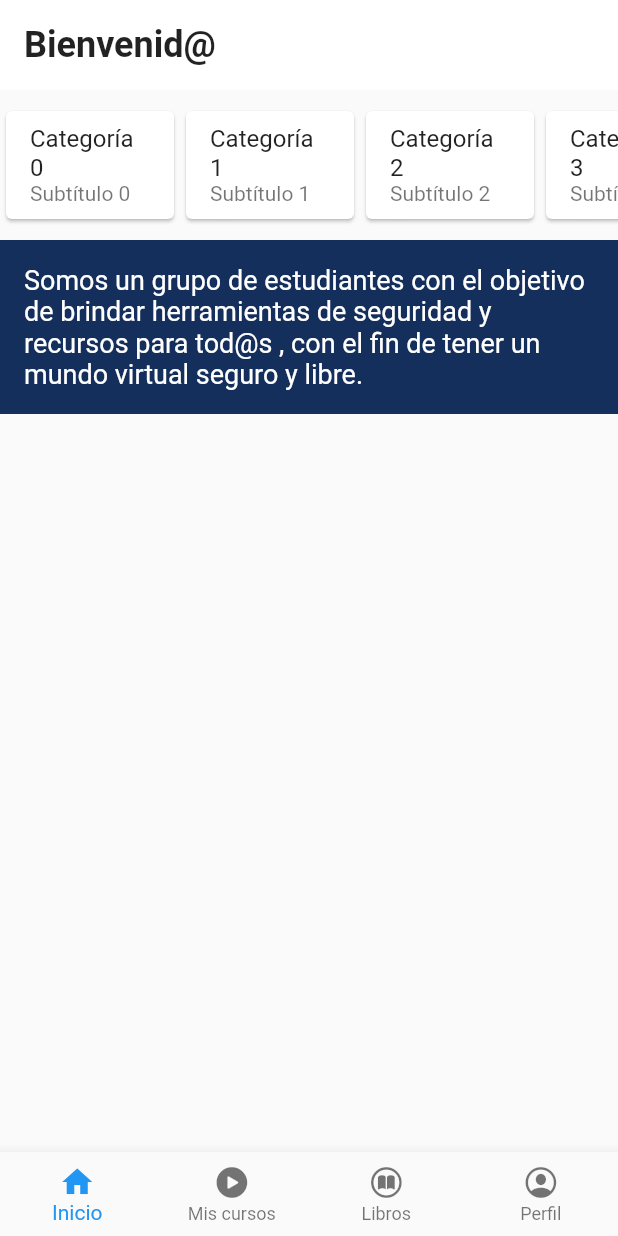
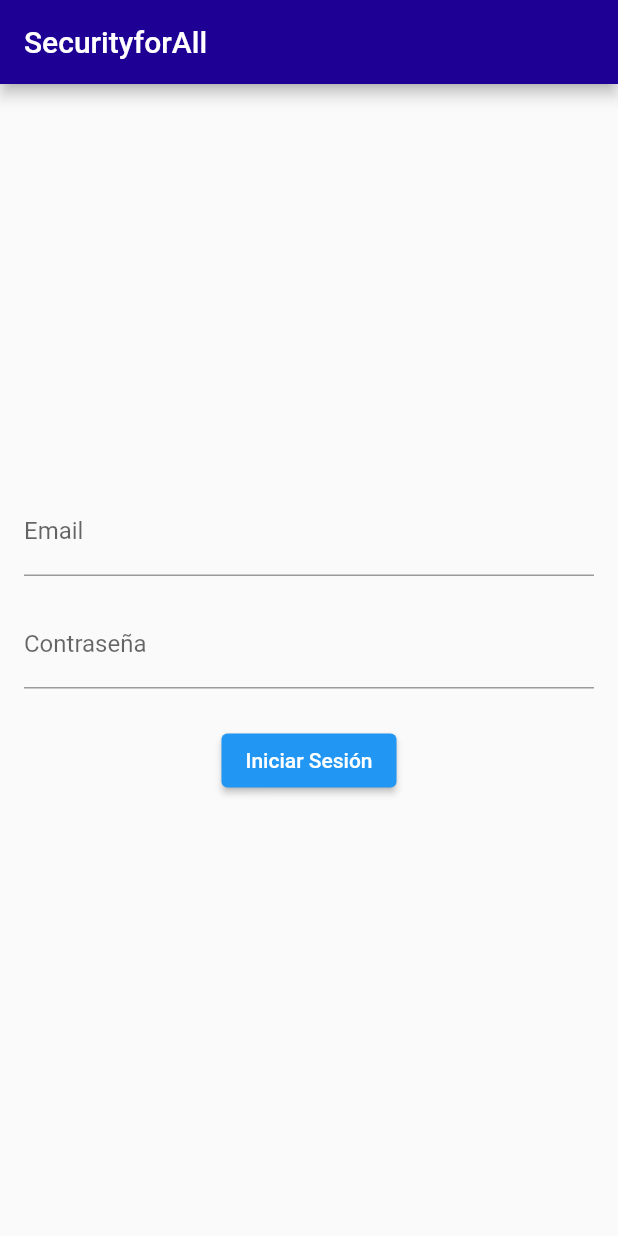
Before and after one commit to paodiazs/SecurityforAll, a Flutter app: the screen it shows after launch, on a phone screen of 412 x 824 dp. Run offline on Flutter 3.47's test engine with Material 2 defaults, Android fonts, the phone set to English and light mode, and no system bars.

Commit message:
pagina de login

```diff
--- a/lib/Pages/Books/ciberseguridad_books.dart
+++ b/lib/Pages/Books/ciberseguridad_books.dart
@@ -67,7 +67,7 @@ class Book {
   Book({required this.title, required this.author, required this.link});
 
 //factory crea instancias de la clase Book
-  factory Book.fromJson(Map<String, dynamic> json) {//
+  factory Book.fromJson(Map<String, dynamic> json) {
     final volumeInfo = json['volumeInfo'];
     final String title = volumeInfo['title'] ?? 'No title';
     final String author = (volumeInfo['authors'] as List<dynamic>?)
--- /dev/null
+++ b/lib/login.dart
@@ -0,0 +1,95 @@
+import 'package:flutter/material.dart';
+import 'home_page.dart';
+
+class Usuario {//definimos una clase
+  String email;
+  String password;
+
+  Usuario({required this.email, required this.password});//constructor
+}
+
+class LoginPage extends StatefulWidget {
+  @override
+  _LoginPageState createState() => _LoginPageState();//instanciar un estado mutable
+}
+
+class _LoginPageState extends State<LoginPage> {//estado llamado LoginPageState, hereda de Estado tipo LoginPage
+  //definimos nuestros controladores(obtener y manipular texto de entrada)
+  TextEditingController _emailController = TextEditingController();
+  TextEditingController _passwordController = TextEditingController();
+  String _message = '';
+
+  // Mock de base de datos llamado usuarios
+  //list de tipo Usuario
+  List<Usuario> usuarios = [
+    Usuario(email: 'jorge@gmail.com', password: 'contraseña'),
+    Usuario(email: 'paodiaz@gmail.com', password: 'pao123'),
+    Usuario(email: 'user@example.com', password: 'password'),
+    Usuario(email: 'user4@example.com', password: 'password4'),
+    Usuario(email: 'user5@example.com', password: 'password5'),
+  ];
+
+  void _authenticateUser(BuildContext context) {//funcion para autenticar usuario
+  //definimos dos variables para la entrada del texto y la asignamos al controlador
+  //devuelven el texto actual ingresado
+    String enteredEmail = _emailController.text;//.text es un getter
+    String enteredPassword = _passwordController.text;
+
+    //variable para comprobar credenciales
+    bool credencialesCorrectas = false;//inicializado en falso
+    for (Usuario usuario in usuarios) {//bucle por la lista usuarios
+      if (usuario.email == enteredEmail && usuario.password == enteredPassword) {//verifican si del objeto usuario.email es igual al enteredemail
+        credencialesCorrectas = true;//si es correcto cambiamos la variable
+        break;//salimos del ciclo
+      }
+    }
+
+    if (credencialesCorrectas) {//si credencialesCorrectas=true
+      Navigator.pushReplacement(//utilizamos navigator para reemplazar la pantalla actual con MyHomePage()
+        context,
+        MaterialPageRoute(builder: (context) => MyHomePage()),//
+      );//si credencialesCorrectas=false
+    } else {
+      setState(() {//actualizamos la variable _message para mostrar un mensaje de texto
+        _message = 'Credenciales incorrectas. Por favor, intenta de nuevo.';
+      });
+    }
+  }
+
+  @override
+  Widget build(BuildContext context) {
+    return Scaffold(
+      appBar: AppBar(
+        title: Text('SecurityforAll'),
+        backgroundColor: Color(0xFF1E0094),
+      ),
+      body: Padding(//padding para acomodar los elementos
+        padding: const EdgeInsets.all(16.0),
+        child: Column(//centramos los elementos
+          mainAxisAlignment: MainAxisAlignment.center,
+          children: [
+            TextField(//textfield para email
+              controller: _emailController,
+              decoration: InputDecoration(labelText: 'Email'),
+            ),
+            SizedBox(height: 16),
+            TextField(//text field para contraseña
+              controller: _passwordController,//mandamos a llamar a controller
+              decoration: InputDecoration(labelText: 'Contraseña'),
+              obscureText: true,//ocultar texto
+            ),
+            SizedBox(height: 24),
+            ElevatedButton(
+              onPressed: () {
+                _authenticateUser(context);
+              },
+              child: Text('Iniciar Sesión'),
+            ),
+            SizedBox(height: 8),
+            Text(_message, style: TextStyle(color: Colors.red)),
+          ],
+        ),
+      ),
+    );
+  }
+}
--- a/lib/main.dart
+++ b/lib/main.dart
@@ -1,9 +1,9 @@
 import 'package:flutter/material.dart';
 import 'package:flutter/cupertino.dart';
-import 'Pages/home-page.dart';
-import 'Pages/courses_page.dart';
-import 'Pages/books_page.dart';
-import 'Pages/profile_page.dart';
+
+import 'login.dart';
+
+
 
 void main() {
   runApp(MyApp());
@@ -13,65 +13,8 @@ class MyApp extends StatelessWidget {
   @override
   Widget build(BuildContext context) {
     return MaterialApp(
-      home: MyHomePage(),
-      debugShowCheckedModeBanner: false,
+      home: LoginPage(),//home define el widget de la pantalla principal , establecemos a LoginPage()
+      debugShowCheckedModeBanner: false,//quitamos la marca de agua DEBUG
     );
   }
 }
-
-class MyHomePage extends StatefulWidget {
-  @override
-  _MyHomePageState createState() => _MyHomePageState();
-}
-
-class _MyHomePageState extends State<MyHomePage> {
-  int _currentIndex = 0;
-
-  final List<Widget> _pages = [//lista de widgets privada llamada pages
-
-    HomePage(),
-    CoursesPage(),
-    LibrosPage(),
-    ProfilePage(),
-  ];
-
-  @override
-  Widget build(BuildContext context) {
-
-
-    return Scaffold(
-
-      /*appBar: AppBar(
-        title: Text('SecurityforAll'),//titulo de la aplicacion
-      ),*/
-      body: _pages[_currentIndex],//cambia dependiendo de pages, current index
-      bottomNavigationBar: BottomNavigationBar(//barra de navegación abajo
-        currentIndex: _currentIndex,//indice del elemento seleccionado
-        type: BottomNavigationBarType.fixed,//tipo de la barra, que sea fija(todos los elementos tendrán el mismo tamaño)
-        items: const [ //lista de los elementos de la barra de navegacion
-          BottomNavigationBarItem(//item 1
-            icon: Icon(Icons.home),//icono de home
-            label: 'Inicio',//texto
-          ),
-          BottomNavigationBarItem( //icono de mis cursos
-            icon:Icon(CupertinoIcons.arrowtriangle_right_circle_fill),
-            label: 'Mis cursos',
-          ),
-          BottomNavigationBarItem( //icono de libros
-            icon: Icon(CupertinoIcons.book_circle),
-            label: 'Libros',
-          ),
-          BottomNavigationBarItem(//icono de mi perfil
-            icon: Icon(CupertinoIcons.person_crop_circle),
-            label: 'Perfil',
-          ),
-        ],
-        onTap: (index) {//callback que se llama cuando se toca un icono, actualiza(con el set state) el index
-          setState(() {
-            _currentIndex = index;
-          });
-        },
-      ),
-    );
-  }
-}
```
Also changed, not shown: lib/Pages/books_page.dart (+0 -7 lines), lib/Pages/detalle_categoria_card.dart (deleted, +0 -26 lines), lib/home_page.dart (added, +61 -0 lines), lib/main.txt (deleted, +0 -196 lines), lib/Pages/inicio.dart (renamed from lib/Pages/home-page.dart).
